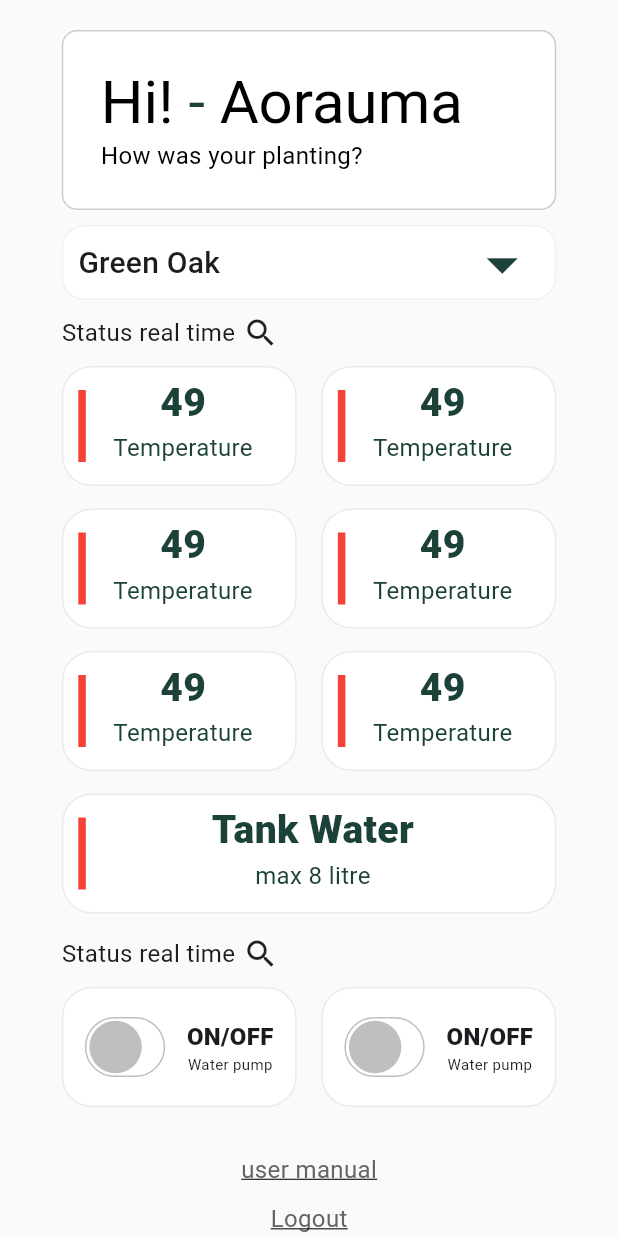
After one commit to understann/smart_farm, a Flutter app: the screen it shows after launch, after a tap on "SIGN IN", on a phone screen of 412 x 824 dp. The commit adds this screen. Run offline on Flutter 3.47's test engine with Material 3 defaults, Android fonts, the phone set to English and light mode, and no system bars; our stand-ins replace flutter_svg.

Commit message:
:sparkles:  Finish UI Development
TODO :
- Slight State Management
- Authentication System
- Retrieve Realtime Date
- Toggle Data connect with backend

```diff
--- /dev/null
+++ b/lib/components/dropdown_button.dart
@@ -0,0 +1,57 @@
+import 'package:flutter/material.dart';
+
+class CustomDropdown extends StatefulWidget {
+  final List<String> items;
+  final String? value;
+  final Function(String?) onChanged;
+
+  const CustomDropdown({
+    super.key,
+    required this.items,
+    required this.value,
+    required this.onChanged,
+  });
+
+  @override
+  _CustomDropdownState createState() => _CustomDropdownState();
+}
+
+class _CustomDropdownState extends State<CustomDropdown> {
+  @override
+  Widget build(BuildContext context) {
+    return Container(
+      width: MediaQuery.of(context).size.width * 0.80,
+      padding: const EdgeInsets.symmetric(horizontal: 10.0),
+      height: 50,
+      decoration: BoxDecoration(
+          border: Border.all(
+            color: const Color(0xFFF1F1F1),
+            width: 1.0,
+          ),
+          borderRadius: BorderRadius.circular(15.0),
+          color: Colors.white),
+      child: DropdownButtonHideUnderline(
+        child: DropdownButton<String>(
+          dropdownColor: Colors.white,
+          borderRadius: BorderRadius.circular(10),
+          elevation: 0,
+          menuMaxHeight: 300,
+          isExpanded: true,
+          value: widget.value,
+          icon: const Icon(
+            Icons.arrow_drop_down,
+            color: Color(0xFF1B4139),
+            size: 50,
+          ),
+          items: widget.items.map((String item) {
+            return DropdownMenuItem<String>(
+              value: item,
+              child: Text(item,style: TextStyle(fontSize: 20),),
+            );
+          }).toList(),
+          onChanged: widget.onChanged,
+        ),
+      ),
+    );
+  }
+}
--- /dev/null
+++ b/lib/components/long_status_box.dart
@@ -0,0 +1,66 @@
+import 'package:flutter/cupertino.dart';
+import 'package:flutter/material.dart';
+import 'package:flutter/widgets.dart';
+
+class LongStatusBox extends StatelessWidget {
+  const LongStatusBox({super.key});
+
+  @override
+  Widget build(BuildContext context) {
+    return Container(
+      width: MediaQuery.of(context).size.width * 0.80,
+      height: 80,
+      decoration: BoxDecoration(
+        color: Colors.white,
+        border: Border.all(
+          width: 1,
+          color: const Color(0xFFEAEAEA),
+        ),
+        borderRadius: BorderRadius.circular(20),
+      ),
+      child: Container(
+        padding: const EdgeInsets.fromLTRB(10, 5, 10, 5),
+        child: Row(
+          children: [
+            Container(
+              width: 5,
+              margin: const EdgeInsets.symmetric(vertical: 10),
+              decoration: const BoxDecoration(color: Colors.red),
+            ),
+            const SizedBox(
+              width: 10,
+            ),
+             Expanded(
+              child: Container(
+                padding: const EdgeInsets.fromLTRB(0, 0, 10, 0),
+                child: const Row(
+                  mainAxisAlignment: MainAxisAlignment.center,
+                  mainAxisSize: MainAxisSize.max,
+                  children: [
+                    Column(
+                      mainAxisAlignment: MainAxisAlignment.start,
+                      children: [
+                        Text(
+                          'Tank Water',
+                          style: TextStyle(
+                              fontSize: 26,
+                              fontWeight: FontWeight.w800,
+                              color: Color(0xFF1B4139)),
+                        ),
+                        Text(
+                          "max 8 litre",
+                          style:
+                              TextStyle(fontSize: 16, color: Color(0xFF1B4139)),
+                        )
+                      ],
+                    ),
+                  ],
+                ),
+              ),
+            ),
+          ],
+        ),
+      ),
+    );
+  }
+}
--- /dev/null
+++ b/lib/components/status_box.dart
@@ -0,0 +1,66 @@
+import 'package:flutter/cupertino.dart';
+import 'package:flutter/material.dart';
+import 'package:flutter/widgets.dart';
+
+class StatusBox extends StatelessWidget {
+  const StatusBox({super.key});
+
+  @override
+  Widget build(BuildContext context) {
+    return Container(
+      width: MediaQuery.of(context).size.width * 0.38,
+      height: 80,
+      decoration: BoxDecoration(
+        color: Colors.white,
+        border: Border.all(
+          width: 1,
+          color: const Color(0xFFEAEAEA),
+        ),
+        borderRadius: BorderRadius.circular(20),
+      ),
+      child: Container(
+        padding: const EdgeInsets.fromLTRB(10, 5, 10, 5),
+        child: Row(
+          children: [
+            Container(
+              width: 5,
+              margin: const EdgeInsets.symmetric(vertical: 10),
+              decoration: const BoxDecoration(color: Colors.red),
+            ),
+            const SizedBox(
+              width: 10,
+            ),
+             Expanded(
+              child: Container(
+                padding: EdgeInsets.fromLTRB(0, 0, 10, 0),
+                child: Row(
+                  mainAxisAlignment: MainAxisAlignment.center,
+                  mainAxisSize: MainAxisSize.max,
+                  children: [
+                    Column(
+                      mainAxisAlignment: MainAxisAlignment.start,
+                      children: [
+                        Text(
+                          '49',
+                          style: TextStyle(
+                              fontSize: 26,
+                              fontWeight: FontWeight.w800,
+                              color: Color(0xFF1B4139)),
+                        ),
+                        Text(
+                          "Temperature",
+                          style:
+                              TextStyle(fontSize: 16, color: Color(0xFF1B4139)),
+                        )
+                      ],
+                    ),
+                  ],
+                ),
+              ),
+            ),
+          ],
+        ),
+      ),
+    );
+  }
+}
--- /dev/null
+++ b/lib/components/status_realtime.dart
@@ -0,0 +1,67 @@
+import 'package:flutter/material.dart';
+import 'package:smart_farm/components/long_status_box.dart';
+import 'package:smart_farm/components/status_box.dart';
+
+class StatusRealtime extends StatefulWidget {
+  const StatusRealtime({super.key});
+
+  @override
+  State<StatusRealtime> createState() => _StatusRealtimeState();
+}
+
+class _StatusRealtimeState extends State<StatusRealtime> {
+  @override
+  Widget build(BuildContext context) {
+    return SizedBox(
+      width: MediaQuery.of(context).size.width * 0.8,
+      child: const Column(
+        children: [
+          Row(
+            children: [
+              Text(
+                'Status real time',
+                style: TextStyle(fontSize: 16),
+              ),
+              SizedBox(
+                width: 5,
+              ),
+              Icon(Icons.search)
+            ],
+          ),
+          SizedBox(height: 10,),
+          Row(
+            mainAxisAlignment: MainAxisAlignment.spaceBetween,
+            children: [
+              StatusBox(),
+              StatusBox(),
+            ],
+          ),
+          SizedBox(
+            height: 15,
+          ),
+          Row(
+            mainAxisAlignment: MainAxisAlignment.spaceBetween,
+            children: [
+              StatusBox(),
+              StatusBox(),
+            ],
+          ),
+          SizedBox(
+            height: 15,
+          ),
+          Row(
+            mainAxisAlignment: MainAxisAlignment.spaceBetween,
+            children: [
+              StatusBox(),
+              StatusBox(),
+            ],
+          ),
+          SizedBox(
+            height: 15,
+          ),
+          LongStatusBox()
+        ],
+      ),
+    );
+  }
+}
--- /dev/null
+++ b/lib/components/status_toggle_button.dart
@@ -0,0 +1,85 @@
+import 'package:flutter/material.dart';
+
+class StatusToggleButton extends StatelessWidget {
+  const StatusToggleButton({super.key});
+
+  @override
+  Widget build(BuildContext context) {
+    bool statusIsOn = false;
+
+    return InkWell(
+      onTap: () {
+        statusIsOn = !statusIsOn;
+      },
+      child: Container(
+        width: MediaQuery.of(context).size.width * 0.38,
+        height: 80,
+        decoration: BoxDecoration(
+          color: Colors.white,
+          border: Border.all(
+            width: 1,
+            color: const Color(0xFFEAEAEA),
+          ),
+          borderRadius: BorderRadius.circular(20),
+        ),
+        child: Row(
+          mainAxisAlignment: MainAxisAlignment.spaceEvenly,
+          children: [
+            Container(
+                width: MediaQuery.of(context).size.width * 0.13,
+                height: 40,
+                padding: const EdgeInsets.symmetric(horizontal: 2),
+                decoration: BoxDecoration(
+                  border: Border.all(
+                    color: const Color(
+                      0xFFBFBFBF,
+                    ),
+                  ),
+                  borderRadius: BorderRadius.circular(20),
+                ),
+                child: statusIsOn
+                    ? Row(
+                        mainAxisAlignment: MainAxisAlignment.end,
+                        children: [
+                          Container(
+                            width: 35,
+                            height: 35,
+                            decoration: BoxDecoration(
+                              color: const Color(0xFFF9C626),
+                              borderRadius: BorderRadius.circular(50),
+                            ),
+                          ),
+                        ],
+                      )
+                    : Row(
+                        mainAxisAlignment: MainAxisAlignment.start,
+                        children: [
+                          Container(
+                            width: 35,
+                            height: 35,
+                            decoration: BoxDecoration(
+                              color: const Color(0xFFBFBFBF),
+                              borderRadius: BorderRadius.circular(50),
+                            ),
+                          ),
+                        ],
+                      )),
+            const Column(
+              mainAxisAlignment: MainAxisAlignment.center,
+              children: [
+                Text(
+                  'ON/OFF',
+                  style: TextStyle(fontSize: 16, fontWeight: FontWeight.w800),
+                ),
+                Text(
+                  'Water pump',
+                  style: TextStyle(fontSize: 10),
+                )
+              ],
+            )
+          ],
+        ),
+      ),
+    );
+  }
+}
--- /dev/null
+++ b/lib/components/toggle_realtime.dart
@@ -0,0 +1,42 @@
+import 'package:flutter/material.dart';
+import 'package:smart_farm/components/status_toggle_button.dart';
+
+class ToggleRealtime extends StatefulWidget {
+  const ToggleRealtime({super.key});
+
+  @override
+  State<ToggleRealtime> createState() => _ToggleRealtimeState();
+}
+
+class _ToggleRealtimeState extends State<ToggleRealtime> {
+  @override
+  Widget build(BuildContext context) {
+    return SizedBox(
+      width: MediaQuery.of(context).size.width * 0.8,
+      child: const Column(
+        children: [
+          Row(
+            children: [
+              Text(
+                'Status real time',
+                style: TextStyle(fontSize: 16),
+              ),
+              SizedBox(
+                width: 5,
+              ),
+              Icon(Icons.search)
+            ],
+          ),
+          SizedBox(height: 10,),
+          Row(
+            mainAxisAlignment: MainAxisAlignment.spaceBetween,
+            children: [
+              StatusToggleButton(),
+              StatusToggleButton(),
+            ],
+          )
+        ],
+      ),
+    );
+  }
+}
--- a/lib/screen/login_screen.dart
+++ b/lib/screen/login_screen.dart
@@ -1,5 +1,6 @@
 import 'package:flutter/material.dart';
 import 'package:flutter_svg/flutter_svg.dart';
+import 'package:smart_farm/screen/main_screen.dart';
 
 class LoginScreen extends StatelessWidget {
   const LoginScreen({super.key});
@@ -38,7 +39,6 @@ class LoginScreen extends StatelessWidget {
                     prefixIcon: Icon(Icons.account_box),
                     hintText: "Email or username",
                     labelText: "Email or username"),
-
               ),
             ),
             const SizedBox(
@@ -58,6 +58,22 @@ class LoginScreen extends StatelessWidget {
                     hintText: "Password",
                     labelText: "Password"),
               ),
+            ),
+            const SizedBox(
+              height: 10,
+            ),
+            TextButton(
+              onPressed: () {
+                Navigator.of(context).push(
+                    MaterialPageRoute(builder: (context) => MainScreen()));
+              },
+              child: const Text(
+                'SIGN IN',
+                style: TextStyle(
+                  color: Color(0xFF656565),
+                  decoration: TextDecoration.underline,
+                ),
+              ),
             )
           ],
         ),
--- /dev/null
+++ b/lib/screen/main_screen.dart
@@ -0,0 +1,149 @@
+import 'package:flutter/cupertino.dart';
+import 'package:flutter/material.dart';
+import 'package:flutter/widgets.dart';
+import 'package:smart_farm/components/dropdown_button.dart';
+import 'package:smart_farm/components/status_realtime.dart';
+import 'package:smart_farm/components/toggle_realtime.dart';
+import 'package:url_launcher/url_launcher.dart';
+
+class MainScreen extends StatefulWidget {
+  const MainScreen({super.key});
+
+  @override
+  State<MainScreen> createState() => _MainScreenState();
+}
+
+class _MainScreenState extends State<MainScreen> {
+  String selectedValue = 'Green Oak';
+  final manualURI = Uri.parse('https://devcommunities.github.io/');
+  @override
+  Widget build(BuildContext context) {
+    return Scaffold(
+      body: SafeArea(
+        child: Container(
+          decoration: const BoxDecoration(color: Color(0xFFFAFAFA)),
+          width: double.infinity,
+          height: double.infinity,
+          child: Column(
+            mainAxisAlignment: MainAxisAlignment.spaceBetween,
+            children: [
+              Column(
+                children: [
+                  const SizedBox(
+                    height: 20,
+                  ),
+                  Container(
+                    padding: const EdgeInsets.fromLTRB(25, 0, 0, 0),
+                    width: MediaQuery.of(context).size.width * 0.8,
+                    height: 120,
+                    decoration: BoxDecoration(
+                      color: Colors.white,
+                      border: Border.all(
+                          color: const Color(0xFFCCCCCC), width: 1.0),
+                      borderRadius: BorderRadius.circular(10.0),
+                    ),
+                    child: Column(
+                      mainAxisAlignment: MainAxisAlignment.center,
+                      crossAxisAlignment: CrossAxisAlignment.start,
+                      children: [
+                        RichText(
+                          text: const TextSpan(
+                            children: [
+                              TextSpan(
+                                  text: 'Hi! ',
+                                  style: TextStyle(
+                                      fontSize: 40, color: Colors.black)),
+                              TextSpan(
+                                  text: '-',
+                                  style: TextStyle(
+                                      fontSize: 40, color: Color(0xFF1B4139))),
+                              TextSpan(
+                                  text: ' Aorauma',
+                                  style: TextStyle(
+                                      fontSize: 40, color: Colors.black)),
+                            ],
+                          ),
+                        ),
+                        const Text(
+                          'How was your planting?',
+                          style: TextStyle(fontSize: 16, color: Colors.black),
+                        )
+                      ],
+                    ),
+                  ),
+                  const SizedBox(
+                    height: 10,
+                  ),
+                  CustomDropdown(
+                    items: const [
+                      'Green Oak',
+                      'Salad Vegetable',
+                      'Bonsai Tree',
+                      'Glass House'
+                    ],
+                    value: selectedValue,
+                    onChanged: (newValue) {
+                      setState(
+                        () {
+                          selectedValue = newValue!;
+                        },
+                      );
+                    },
+                  ),
+                  const SizedBox(
+                    height: 10,
+                  ),
+                  const StatusRealtime(),
+                  const SizedBox(
+                    height: 15,
+                  ),
+                  const ToggleRealtime(),
+                ],
+              ),
+              Column(
+                children: [
+                  InkWell(
+                    onTap: () {
+                      launchUrl(
+                        manualURI,
+                        mode: LaunchMode.externalApplication,
+                      );
+                    },
+                    child: const SizedBox(
+                      child: Text(
+                        'user manual',
+                        style: TextStyle(
+                          fontSize: 16,
+                          color: Color(0xFF656565),
+                          decoration: TextDecoration.underline,
+                        ),
+                      ),
+                    ),
+                  ),
+                  const SizedBox(
+                    height: 10,
+                  ),
+                  InkWell(
+                    onTap: () {
+                      Navigator.of(context).pop();
+                    },
+                    child: const SizedBox(
+                      child: Text(
+                        'Logout',
+                        style: TextStyle(
+                          fontSize: 16,
+                          color: Color(0xFF656565),
+                          decoration: TextDecoration.underline,
+                        ),
+                      ),
+                    ),
+                  ),
+                ],
+              )
+            ],
+          ),
+        ),
+      ),
+    );
+  }
+}
--- a/pubspec.yaml
+++ b/pubspec.yaml
@@ -36,6 +36,7 @@ dependencies:
   # Use with the CupertinoIcons class for iOS style icons.
   cupertino_icons: ^1.0.6
   flutter_svg: ^2.0.10+1
+  url_launcher: ^6.2.6
 
 dev_dependencies:
   flutter_test:
```
Also changed, not shown: pubspec.lock, 14 other files.
